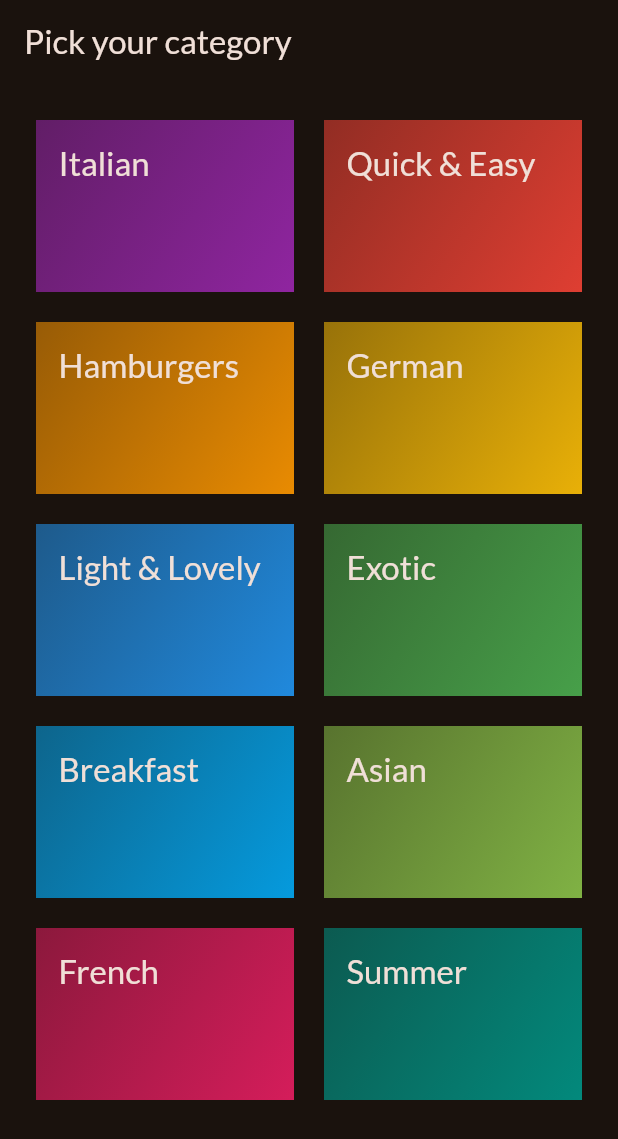
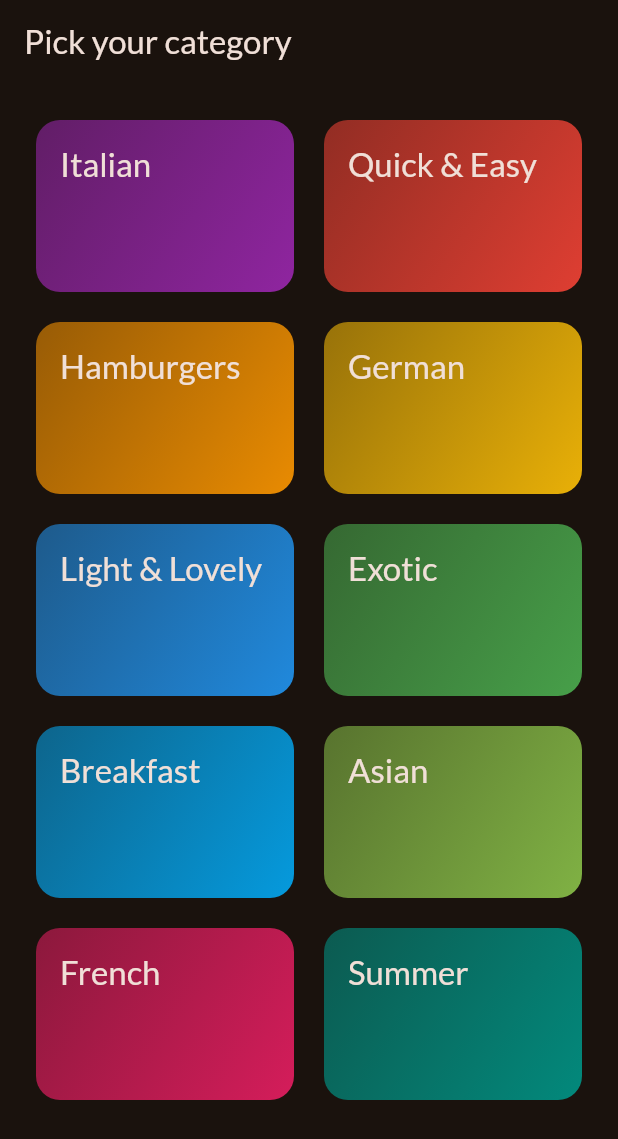
Before and after one commit to HazeyWazy/meals_app, a Flutter app: the screen it shows after launch, on a phone screen of 412 x 824 dp. Shown: the top 1139 px of the screen. Run offline on Flutter 3.47's test engine with Material 3 defaults, Android fonts, the phone set to English and light mode, and no system bars; our stand-ins replace google_fonts.

Commit message:
Make widgets tappable with InkWell

```diff
--- a/lib/widgets/category_grid_item.dart
+++ b/lib/widgets/category_grid_item.dart
@@ -11,9 +11,14 @@ class CategoryGridItem extends StatelessWidget {
 
   @override
   Widget build(BuildContext context) {
-    return Container(
-      padding: const EdgeInsets.all(15),
+    return InkWell(
+      onTap: () {},
+      splashColor: Theme.of(context).primaryColor,
+      borderRadius: BorderRadius.circular(16),
+      child: Container(
+        padding: const EdgeInsets.all(16),
         decoration: BoxDecoration(
+          borderRadius: BorderRadius.circular(16),
           gradient: LinearGradient(
             colors: [
               category.color.withValues(alpha: 0.55),
@@ -29,6 +34,7 @@ class CategoryGridItem extends StatelessWidget {
                 color: Theme.of(context).colorScheme.onSurface,
               ),
         ),
+      ),
     );
   }
 }
```
Lines whose indentation alone changed are shown as unchanged.
